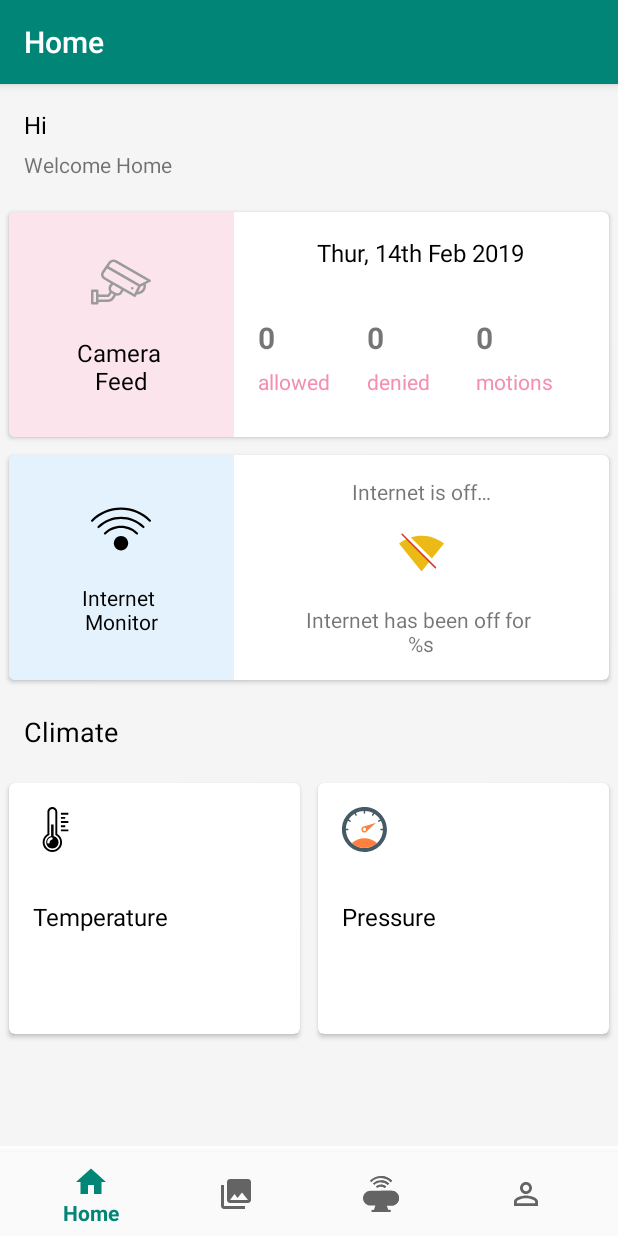
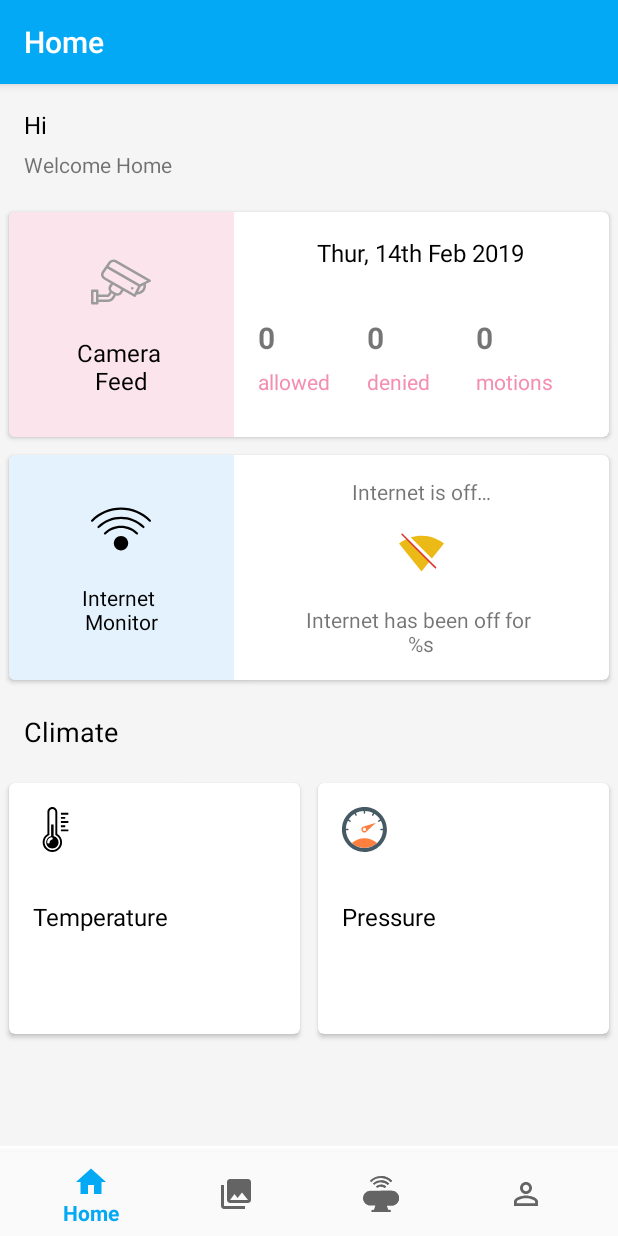
Before and after one commit to wangerekaharun/SmartHome, an Android app: the screen it shows after launch once a user with an empty profile is signed in (HomeActivity), on a phone screen of 412 x 824 dp. Run offline under Robolectric (Android 15) with nearby library versions, the phone set to English and light mode, and no system bars; our stand-ins replace Firebase (no records; nobody signed in at launch, a user with empty details on screens opened directly), navigation-ui; 1 statement that could not run was skipped.

Commit message:
changed the color scheme for the app

```diff
--- a/app/src/main/res/layout/fragment_home.xml
+++ b/app/src/main/res/layout/fragment_home.xml
@@ -249,7 +249,7 @@
                             android:id="@+id/internetStatusImg"
                             android:layout_width="30dp"
                             android:layout_height="30dp"
-                            app:srcCompat="@drawable/ic_idea"
+                            app:srcCompat="@drawable/ic_wifi"
                             android:layout_gravity="center_horizontal"
                             android:layout_marginTop="@dimen/medium_margin"
                             android:layout_marginBottom="@dimen/card_margin"
--- a/app/src/main/res/values/colors.xml
+++ b/app/src/main/res/values/colors.xml
@@ -1,7 +1,7 @@
 <?xml version="1.0" encoding="utf-8"?>
 <resources>
-    <color name="colorPrimary">#008577</color>
-    <color name="colorPrimaryDark">#00574B</color>
+    <color name="colorPrimary">@color/colorCyanBlue</color>
+    <color name="colorPrimaryDark">#007ac1</color>
     <color name="colorAccent">@color/colorCyanBlue</color>
     <color name="colorGrey">#e5e9ec</color>
     <color name="colorWarmGrey">#9b9b9b</color>
```
